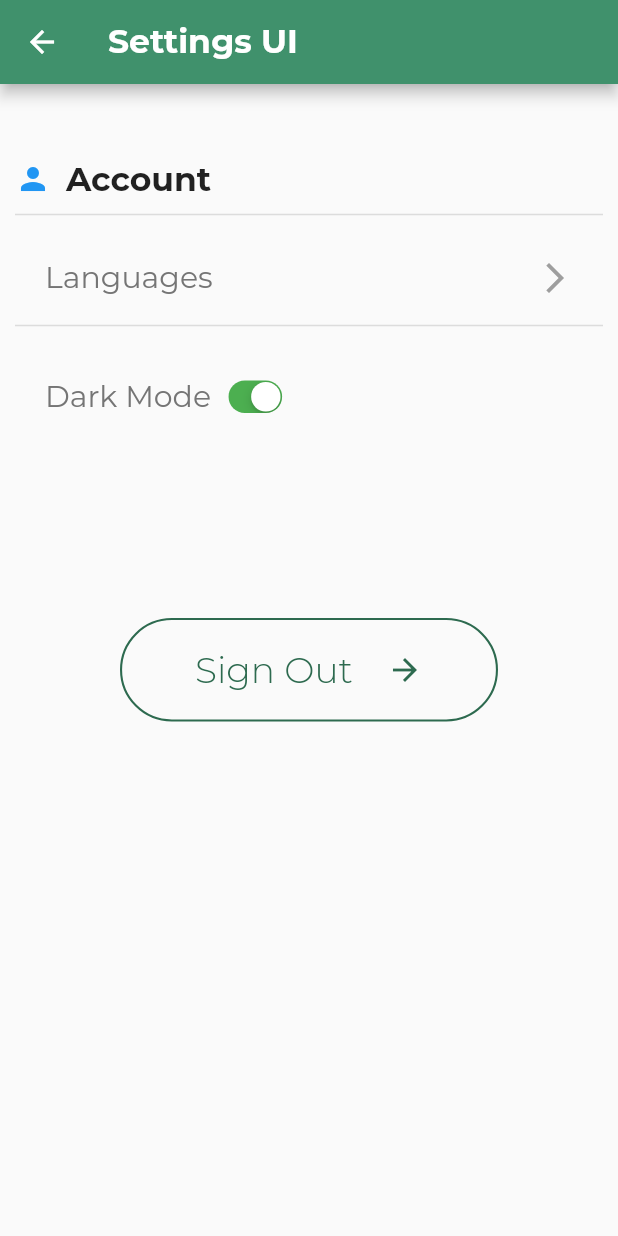
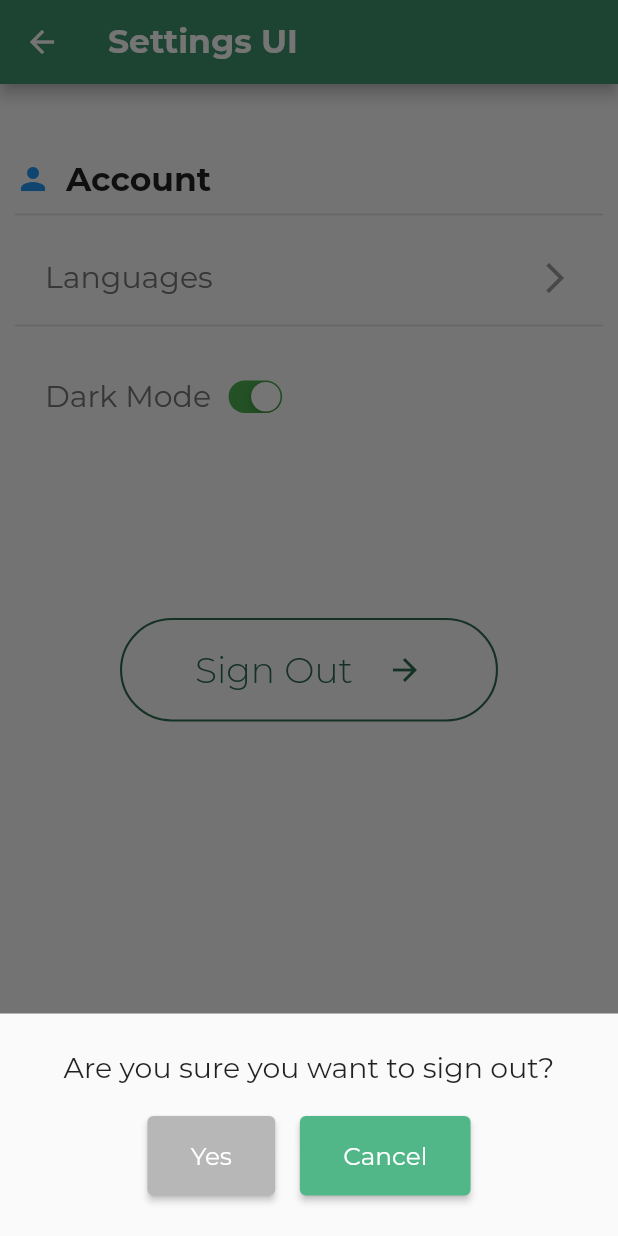
Before and after one commit to Syn4z/Cash-Flow, a Flutter app: the SettingsScreen screen opened directly, after a tap on "Sign Out", on a phone screen of 412 x 824 dp. Run offline on Flutter 3.47's test engine with Material 2 defaults, Android fonts, the phone set to English and light mode, and no system bars; our stand-ins replace email_validator; network calls fail; project files that could hold a hidden picture were left out.

Commit message:
Message when sign out

```diff
--- a/cash_flow/lib/main.dart
+++ b/cash_flow/lib/main.dart
@@ -16,7 +16,7 @@ class Pocketful extends StatelessWidget {
     return MaterialApp(
       debugShowCheckedModeBanner: false,
       routes: {
-        '/': (context) => Slash(),
+        '/': (context) => MainScreen(),
         '/add': (context) => AddExpenseScreen(),
       },
       initialRoute: '/',
--- a/cash_flow/lib/screens/settings.dart
+++ b/cash_flow/lib/screens/settings.dart
@@ -5,6 +5,7 @@ import 'dart:ui';
 import 'package:flutter/cupertino.dart';
 import 'package:flutter/material.dart';
 import 'package:test1/screens/main.dart';
+import 'package:test1/screens/slash.dart';
 import 'package:test1/shared/menu_drawer.dart';
 
 class SettingsScreen extends StatefulWidget {
@@ -27,6 +28,8 @@ class _SettingsScreenState extends State<SettingsScreen> {
 
   @override
   Widget build(BuildContext context) {
+    final screenWidth = MediaQuery.of(context).size.width;
+    final screenHeight = MediaQuery.of(context).size.height;
     return Scaffold(
       appBar: AppBar(
         title: Text("Settings UI",
@@ -80,7 +83,11 @@ class _SettingsScreenState extends State<SettingsScreen> {
               child: Padding(
                 padding: const EdgeInsets.all(70.0),
                 child: OutlinedButton(
-                  onPressed: () {},
+                  onPressed: () {
+                    showModalBottomSheet(
+                        context: context,
+                        builder: ((builder) => bottomMessage()));
+                  },
                   child: Row(
                       mainAxisAlignment: MainAxisAlignment.spaceBetween,
                       children: [
@@ -91,7 +98,9 @@ class _SettingsScreenState extends State<SettingsScreen> {
                               fontWeight: FontWeight.w300,
                               color: Color.fromARGB(255, 45, 106, 79)),
                         ),
-                        SizedBox(width: 5,),
+                        SizedBox(
+                          width: 5,
+                        ),
                         Icon(Icons.arrow_forward,
                             color: Color.fromARGB(255, 45, 106, 79))
                       ]),
@@ -184,4 +193,58 @@ class _SettingsScreenState extends State<SettingsScreen> {
       ),
     );
   }
+
+  Widget bottomMessage() {
+    final screenHeight = MediaQuery.of(context).size.height;
+    final screenWidth = MediaQuery.of(context).size.width;
+    return Container(
+        padding: EdgeInsets.only(top: screenHeight * 0.03),
+        width: screenWidth,
+        height: screenHeight * 0.18,
+        child: Column(
+          children: [
+            Container(
+              child: Text('Are you sure you want to sign out?',
+                  style: TextStyle(
+                    fontSize: screenHeight * 0.023,
+                    fontFamily: 'Montserrat',
+                    fontWeight: FontWeight.w400,
+                  )),
+            ),
+            Row(
+              mainAxisAlignment: MainAxisAlignment.center,
+              children: <Widget>[
+                btn('Yes', Slash(), Color.fromARGB(255, 183, 183, 183)),
+                btn('Cancel', SettingsScreen(),
+                    Color.fromARGB(255, 82, 183, 136)),
+              ],
+            )
+          ],
+        ));
+  }
+
+  Widget btn(String text, Widget widgetName, Color color) {
+    final screenHeight = MediaQuery.of(context).size.height;
+    final screenWidth = MediaQuery.of(context).size.width;
+    return Container(
+      margin: EdgeInsets.symmetric(
+          horizontal: screenWidth * 0.02, vertical: screenHeight * 0.025),
+      child: ElevatedButton(
+        onPressed: () {
+          Navigator.push(
+              context, MaterialPageRoute(builder: (context) => widgetName));
+        },
+        child: Text(
+          text,
+          style: TextStyle(
+              fontFamily: 'Montserrat', fontSize: screenHeight * 0.02),
+        ),
+        style: ButtonStyle(
+          backgroundColor: MaterialStateProperty.all(color),
+          padding: MaterialStateProperty.all(EdgeInsets.symmetric(
+              vertical: screenHeight * 0.02, horizontal: screenWidth * 0.07)),
+        ),
+      ),
+    );
+  }
 }
```
